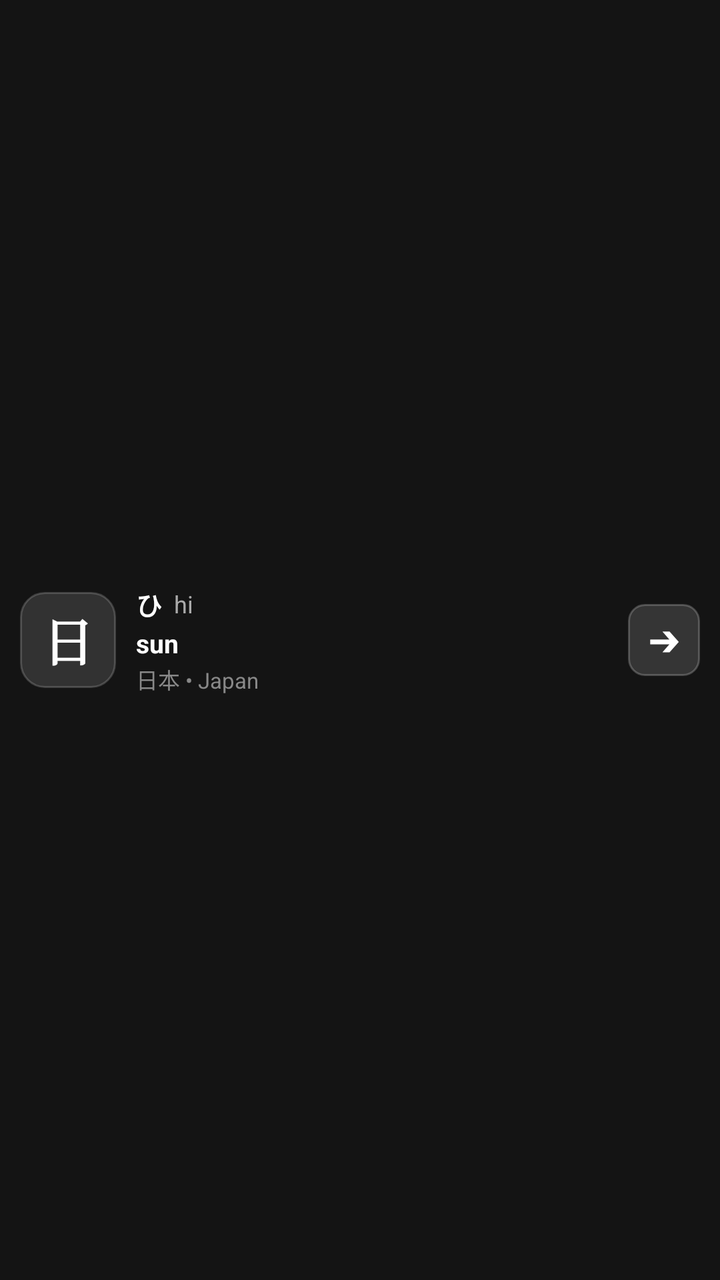
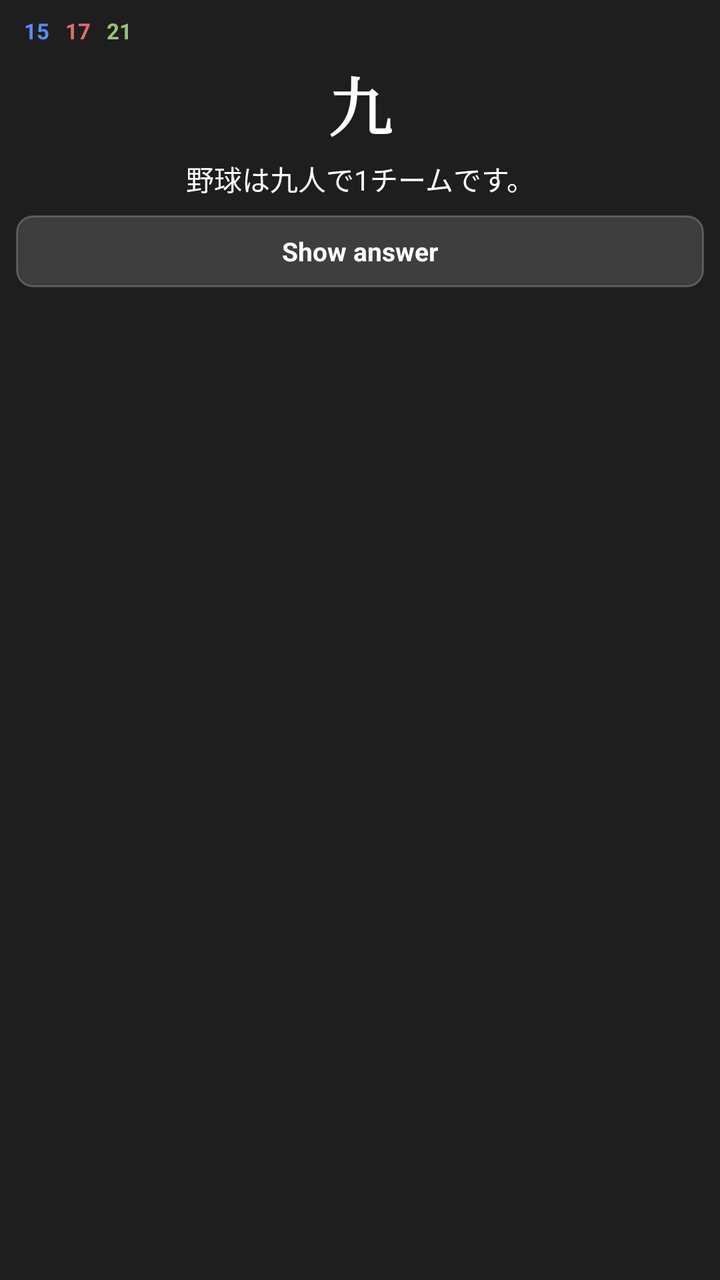

Two renders of the same Android screen: before a commit and after it. Below are the layout's source before the change and the commit's diff.
<!-- AndroidManifest.xml: application theme android:Theme.Material.NoActionBar -->
<!-- res/layout/notification_saku_compact.xml -->
<?xml version="1.0" encoding="utf-8"?>
<LinearLayout xmlns:android="http://schemas.android.com/apk/res/android"
    android:layout_width="match_parent"
    android:layout_height="wrap_content"
    android:orientation="horizontal"
    android:paddingVertical="6dp"
    android:paddingHorizontal="10dp"
    android:background="#141414"
    android:gravity="center_vertical">

    
    <TextView
        android:id="@+id/tv_notification_kanji"
        android:layout_width="wrap_content"
        android:minWidth="48dp"
        android:layout_height="48dp"
        android:paddingHorizontal="4dp"
        android:gravity="center"
        android:text="日"
        android:textColor="@android:color/white"
        android:textSize="26sp"
        android:textStyle="bold"
        android:fontFamily="serif"
        android:maxLines="1"
        android:background="@drawable/bg_kanji_box" />

    
    <LinearLayout
        android:layout_width="0dp"
        android:layout_height="wrap_content"
        android:layout_weight="1"
        android:layout_marginStart="10dp"
        android:orientation="vertical"
        android:gravity="center_vertical">

        
        <LinearLayout
            android:layout_width="wrap_content"
            android:layout_height="wrap_content"
            android:orientation="horizontal"
            android:gravity="center_vertical">

            <TextView
                android:id="@+id/tv_notification_kana"
                android:layout_width="wrap_content"
                android:layout_height="wrap_content"
                android:text="ひ"
                android:textColor="@android:color/white"
                android:textSize="13sp"
                android:textStyle="bold" />

            <TextView
                android:id="@+id/tv_notification_romaji"
                android:layout_width="wrap_content"
                android:layout_height="wrap_content"
                android:layout_marginStart="6dp"
                android:text="hi"
                android:textColor="#AAAAAA"
                android:textSize="12sp" />
        </LinearLayout>

        
        <TextView
            android:id="@+id/tv_notification_meaning"
            android:layout_width="wrap_content"
            android:layout_height="wrap_content"
            android:layout_marginTop="1dp"
            android:text="sun"
            android:textColor="@android:color/white"
            android:textSize="13sp"
            android:textStyle="bold"
            android:maxLines="1"
            android:ellipsize="end" />

        
        <TextView
            android:id="@+id/tv_notification_example"
            android:layout_width="wrap_content"
            android:layout_height="wrap_content"
            android:layout_marginTop="1dp"
            android:text="日本 • Japan"
            android:textColor="#888888"
            android:textSize="11sp"
            android:maxLines="1"
            android:ellipsize="end" />
    </LinearLayout>

    
    <TextView
        android:id="@+id/btn_notification_next"
        android:layout_width="36dp"
        android:layout_height="36dp"
        android:gravity="center"
        android:text="➔"
        android:textColor="@android:color/white"
        android:textSize="16sp"
        android:textStyle="bold"
        android:background="@drawable/bg_button_ease" />

</LinearLayout>
<!-- resources referenced by this layout -->
<resources>
  <!-- drawable bg_button_ease (drawable) -->
  <?xml version="1.0" encoding="utf-8"?>
  <shape xmlns:android="http://schemas.android.com/apk/res/android"
      android:shape="rectangle">
      <corners android:radius="8dp" />
      <solid android:color="#24FFFFFF" />
      <stroke
          android:width="1dp"
          android:color="#36FFFFFF" />
  </shape>
  <!-- drawable bg_kanji_box (drawable) -->
  <?xml version="1.0" encoding="utf-8"?>
  <shape xmlns:android="http://schemas.android.com/apk/res/android"
      android:shape="rectangle">
      <corners android:radius="12dp" />
      <solid android:color="#20FFFFFF" />
      <stroke
          android:width="1dp"
          android:color="#2EFFFFFF" />
  </shape>
</resources>

<!-- the commit's change to res/layout/notification_saku_compact.xml (unified diff, before → after) -->
@@ -1,100 +1,272 @@
 <?xml version="1.0" encoding="utf-8"?>
-<LinearLayout xmlns:android="http://schemas.android.com/apk/res/android"
+<FrameLayout xmlns:android="http://schemas.android.com/apk/res/android"
     android:layout_width="match_parent"
     android:layout_height="wrap_content"
-    android:orientation="horizontal"
-    android:paddingVertical="6dp"
-    android:paddingHorizontal="10dp"
-    android:background="#141414"
-    android:gravity="center_vertical">
-
-    
-    <TextView
-        android:id="@+id/tv_notification_kanji"
-        android:layout_width="wrap_content"
-        android:minWidth="48dp"
-        android:layout_height="48dp"
-        android:paddingHorizontal="4dp"
-        android:gravity="center"
-        android:text="日"
-        android:textColor="@android:color/white"
-        android:textSize="26sp"
-        android:textStyle="bold"
-        android:fontFamily="serif"
-        android:maxLines="1"
-        android:background="@drawable/bg_kanji_box" />
+    android:background="#1E1E1E"
+    android:padding="8dp">
 
     
     <LinearLayout
-        android:layout_width="0dp"
+        android:id="@+id/layout_front"
+        android:layout_width="match_parent"
         android:layout_height="wrap_content"
-        android:layout_weight="1"
-        android:layout_marginStart="10dp"
         android:orientation="vertical"
-        android:gravity="center_vertical">
+        android:gravity="center_horizontal"
+        android:visibility="visible">
 
         
         <LinearLayout
-            android:layout_width="wrap_content"
+            android:layout_width="match_parent"
             android:layout_height="wrap_content"
             android:orientation="horizontal"
-            android:gravity="center_vertical">
-
-            <TextView
-                android:id="@+id/tv_notification_kana"
-                android:layout_width="wrap_content"
-                android:layout_height="wrap_content"
-                android:text="ひ"
-                android:textColor="@android:color/white"
-                android:textSize="13sp"
-                android:textStyle="bold" />
-
-            <TextView
-                android:id="@+id/tv_notification_romaji"
-                android:layout_width="wrap_content"
-                android:layout_height="wrap_content"
-                android:layout_marginStart="6dp"
-                android:text="hi"
-                android:textColor="#AAAAAA"
-                android:textSize="12sp" />
+            android:gravity="center_vertical"
+            android:paddingHorizontal="4dp"
+            android:paddingBottom="4dp">
+
+            <TextView
+                android:id="@+id/tv_front_count_new"
+                android:layout_width="wrap_content"
+                android:layout_height="wrap_content"
+                android:text="15"
+                android:textColor="#5C8AFF"
+                android:textSize="11sp"
+                android:textStyle="bold" />
+
+            <TextView
+                android:id="@+id/tv_front_count_learn"
+                android:layout_width="wrap_content"
+                android:layout_height="wrap_content"
+                android:layout_marginStart="8dp"
+                android:text="17"
+                android:textColor="#E06C75"
+                android:textSize="11sp"
+                android:textStyle="bold" />
+
+            <TextView
+                android:id="@+id/tv_front_count_review"
+                android:layout_width="wrap_content"
+                android:layout_height="wrap_content"
+                android:layout_marginStart="8dp"
+                android:text="21"
+                android:textColor="#98C379"
+                android:textSize="11sp"
+                android:textStyle="bold" />
         </LinearLayout>
 
         
         <TextView
-            android:id="@+id/tv_notification_meaning"
-            android:layout_width="wrap_content"
-            android:layout_height="wrap_content"
-            android:layout_marginTop="1dp"
-            android:text="sun"
+            android:id="@+id/tv_front_kanji"
+            android:layout_width="wrap_content"
+            android:layout_height="wrap_content"
+            android:gravity="center"
+            android:text="九"
+            android:textColor="@android:color/white"
+            android:textSize="32sp"
+            android:textStyle="bold"
+            android:fontFamily="serif"
+            android:layout_marginTop="2dp" />
+
+        
+        <TextView
+            android:id="@+id/tv_front_sentence"
+            android:layout_width="match_parent"
+            android:layout_height="wrap_content"
+            android:gravity="center"
+            android:text="野球は九人で1チームです。"
+            android:textColor="@android:color/white"
+            android:textSize="14sp"
+            android:layout_marginTop="4dp"
+            android:maxLines="2"
+            android:ellipsize="end" />
+
+        
+        <TextView
+            android:id="@+id/btn_front_show_answer"
+            android:layout_width="match_parent"
+            android:layout_height="36dp"
+            android:layout_marginTop="8dp"
+            android:gravity="center"
+            android:text="Show answer"
             android:textColor="@android:color/white"
             android:textSize="13sp"
             android:textStyle="bold"
+            android:background="@drawable/bg_button_ease" />
+    </LinearLayout>
+
+    
+    <LinearLayout
+        android:id="@+id/layout_back"
+        android:layout_width="match_parent"
+        android:layout_height="wrap_content"
+        android:orientation="vertical"
+        android:gravity="center_horizontal"
+        android:visibility="gone">
+
+        
+        <LinearLayout
+            android:layout_width="match_parent"
+            android:layout_height="wrap_content"
+            android:orientation="horizontal"
+            android:gravity="center_vertical"
+            android:paddingHorizontal="4dp"
+            android:paddingBottom="2dp">
+
+            <TextView
+                android:id="@+id/tv_back_count_new"
+                android:layout_width="wrap_content"
+                android:layout_height="wrap_content"
+                android:text="15"
+                android:textColor="#5C8AFF"
+                android:textSize="11sp"
+                android:textStyle="bold" />
+
+            <TextView
+                android:id="@+id/tv_back_count_learn"
+                android:layout_width="wrap_content"
+                android:layout_height="wrap_content"
+                android:layout_marginStart="8dp"
+                android:text="17"
+                android:textColor="#E06C75"
+                android:textSize="11sp"
+                android:textStyle="bold" />
+
+            <TextView
+                android:id="@+id/tv_back_count_review"
+                android:layout_width="wrap_content"
+                android:layout_height="wrap_content"
+                android:layout_marginStart="8dp"
+                android:text="21"
+                android:textColor="#98C379"
+                android:textSize="11sp"
+                android:textStyle="bold" />
+        </LinearLayout>
+
+        
+        <TextView
+            android:id="@+id/tv_back_furigana"
+            android:layout_width="wrap_content"
+            android:layout_height="wrap_content"
+            android:gravity="center"
+            android:text="きゅう"
+            android:textColor="#CCCCCC"
+            android:textSize="12sp" />
+
+        
+        <TextView
+            android:id="@+id/tv_back_kanji"
+            android:layout_width="wrap_content"
+            android:layout_height="wrap_content"
+            android:gravity="center"
+            android:text="九"
+            android:textColor="@android:color/white"
+            android:textSize="30sp"
+            android:textStyle="bold"
+            android:fontFamily="serif" />
+
+        
+        <TextView
+            android:id="@+id/tv_back_meaning"
+            android:layout_width="wrap_content"
+            android:layout_height="wrap_content"
+            android:gravity="center"
+            android:text="nine"
+            android:textColor="@android:color/white"
+            android:textSize="15sp"
+            android:textStyle="bold" />
+
+        
+        <ImageView
+            android:id="@+id/iv_back_sentence_canvas"
+            android:layout_width="wrap_content"
+            android:layout_height="wrap_content"
+            android:layout_gravity="center_horizontal"
+            android:layout_marginTop="4dp"
+            android:adjustViewBounds="true"
+            android:visibility="gone" />
+
+        
+        <TextView
+            android:id="@+id/tv_back_example_furigana"
+            android:layout_width="match_parent"
+            android:layout_height="wrap_content"
+            android:gravity="center"
+            android:text="や きゅう   きゅうにん   ひと"
+            android:textColor="#6CA0DC"
+            android:textSize="10sp"
+            android:layout_marginTop="4dp"
+            android:maxLines="1" />
+
+        
+        <TextView
+            android:id="@+id/tv_back_example_sentence"
+            android:layout_width="match_parent"
+            android:layout_height="wrap_content"
+            android:gravity="center"
+            android:text="野球は九人で1チームです。"
+            android:textColor="@android:color/white"
+            android:textSize="13sp"
             android:maxLines="1"
             android:ellipsize="end" />
 
         
         <TextView
-            android:id="@+id/tv_notification_example"
-            android:layout_width="wrap_content"
-            android:layout_height="wrap_content"
-            android:layout_marginTop="1dp"
-            android:text="日本 • Japan"
-            android:textColor="#888888"
+            android:id="@+id/tv_back_example_trans"
+            android:layout_width="match_parent"
+            android:layout_height="wrap_content"
+            android:gravity="center"
+            android:text="In baseball there are nine people on one team."
+            android:textColor="#AAAAAA"
             android:textSize="11sp"
+            android:layout_marginTop="2dp"
             android:maxLines="1"
             android:ellipsize="end" />
+
+        
+        <LinearLayout
+            android:layout_width="match_parent"
+            android:layout_height="36dp"
+            android:layout_marginTop="8dp"
+            android:orientation="horizontal"
+            android:gravity="center">
+
+            <TextView
+                android:id="@+id/btn_back_again"
+                android:layout_width="0dp"
+                android:layout_height="match_parent"
+                android:layout_weight="1"
+                android:layout_marginEnd="4dp"
+                android:gravity="center"
+                android:text="Again"
+                android:textColor="#FF6B6B"
+                android:textSize="12sp"
+                android:textStyle="bold"
+                android:background="@drawable/bg_button_ease" />
+
+            <TextView
+                android:id="@+id/btn_back_hard"
+                android:layout_width="0dp"
+                android:layout_height="match_parent"
+                android:layout_weight="1"
+                android:layout_marginEnd="4dp"
+                android:gravity="center"
+                android:text="Hard"
+                android:textColor="#FFA94D"
+                android:textSize="12sp"
+                android:textStyle="bold"
+                android:background="@drawable/bg_button_ease" />
+
+            <TextView
+                android:id="@+id/btn_back_open_anki"
+                android:layout_width="0dp"
+                android:layout_height="match_parent"
+                android:layout_weight="1.2"
+                android:gravity="center"
+                android:text="Open Anki"
+                android:textColor="#74C0FC"
+                android:textSize="12sp"
+                android:textStyle="bold"
+                android:background="@drawable/bg_button_ease" />
+        </LinearLayout>
     </LinearLayout>
 
-    
-    <TextView
-        android:id="@+id/btn_notification_next"
-        android:layout_width="36dp"
-        android:layout_height="36dp"
-        android:gravity="center"
-        android:text="➔"
-        android:textColor="@android:color/white"
-        android:textSize="16sp"
-        android:textStyle="bold"
-        android:background="@drawable/bg_button_ease" />
-
-</LinearLayout>
+</FrameLayout>
<!-- resource entries referenced after the edit -->
@@ -10,15 +10,5 @@
           android:width="1dp"
           android:color="#36FFFFFF" />
   </shape>
-  <!-- drawable bg_kanji_box (drawable) -->
-  <?xml version="1.0" encoding="utf-8"?>
-  <shape xmlns:android="http://schemas.android.com/apk/res/android"
-      android:shape="rectangle">
-      <corners android:radius="12dp" />
-      <solid android:color="#20FFFFFF" />
-      <stroke
-          android:width="1dp"
-          android:color="#2EFFFFFF" />
-  </shape>
 </resources>
 
